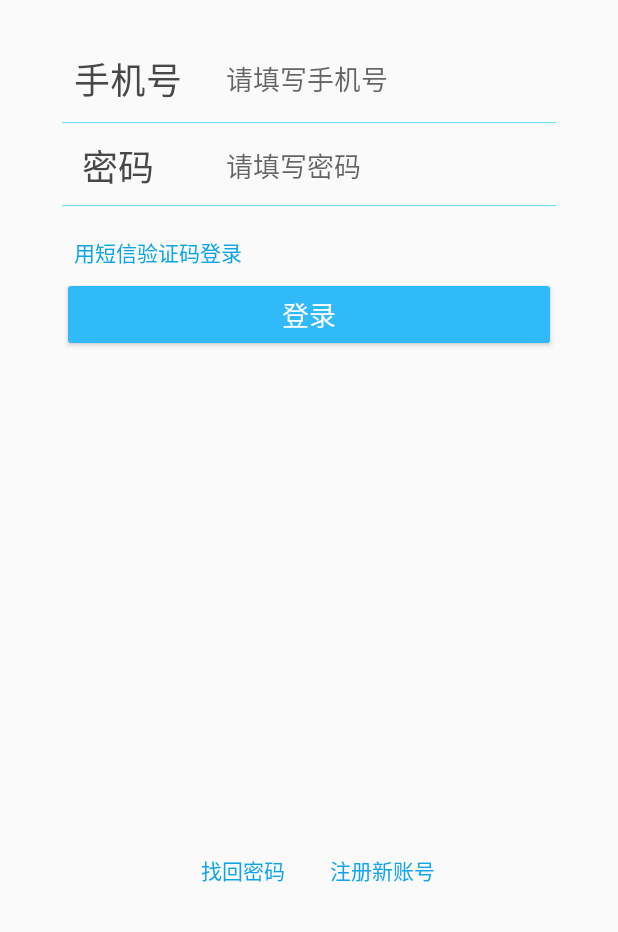
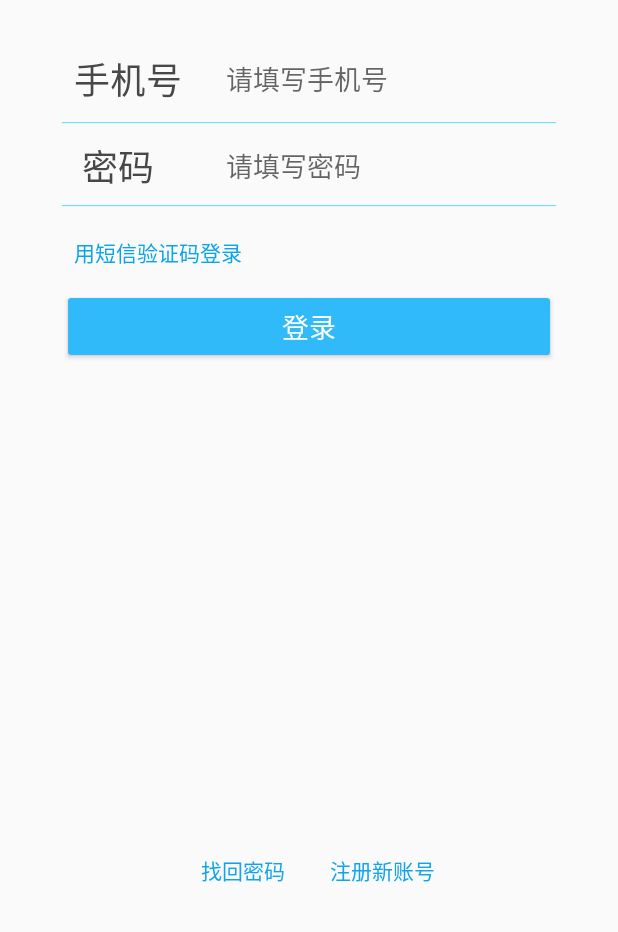
Before and after one commit to shunyuyu/shunyu, an Android app: the layout activity_login.xml on its own in the app's theme, with its tools: preview values and no code run, on a phone screen of 412 x 824 dp, the part 304-1236 px from its top. Run offline under Robolectric (Android 15) with nearby library versions, the phone set to English and light mode, and no system bars.

```diff
--- a/app/src/main/res/layout/activity_login.xml
+++ b/app/src/main/res/layout/activity_login.xml
@@ -152,7 +152,7 @@
         android:layout_width="wrap_content"
         android:layout_height="wrap_content"
         android:orientation="horizontal"
-        app:layout_constraintGuide_percent="0.5" />
+        app:layout_constraintGuide_percent="0.51" />
 
     <Button
         android:id="@+id/button_login"
```
Also changed, not shown: app/src/main/AndroidManifest.xml (+6 -4 lines), app/src/main/java/com/example/superletter/LoginActivity.java (+8 -0 lines).
